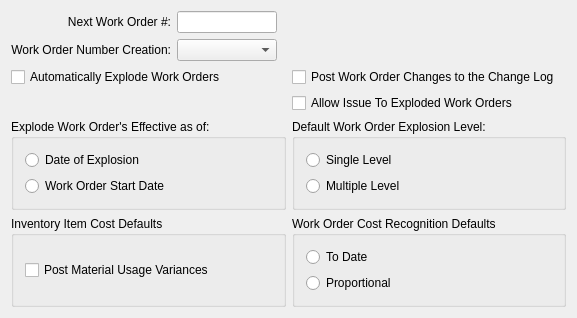
Above: guiclient/configureWO.ui from interhawk/qt-client before the change. Below: the same form after it.
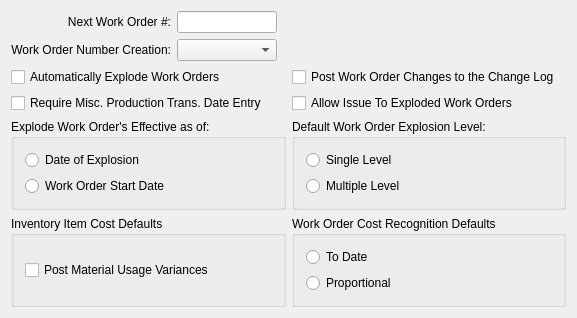
That is the form after the change. Custom widgets are drawn as their Qt base class.

Commit message: Post Misc. Production Backdating issue #34641

```diff
--- a/guiclient/configureWO.ui
+++ b/guiclient/configureWO.ui
@@ -110,6 +110,16 @@
        </property>
       </widget>
      </item>
+     <item row="1" column="0">
+      <widget class="QCheckBox" name="_requireMiscProdTransDate">
+       <property name="enabled">
+        <bool>true</bool>
+       </property>
+       <property name="text">
+        <string>Require Misc. Production Trans. Date Entry</string>
+       </property>
+      </widget>
+     </item>
     </layout>
    </item>
    <item>
```
Left out of the diff: 2 changed lines with no effect on the pictures. The commit also changes 3 other files.
